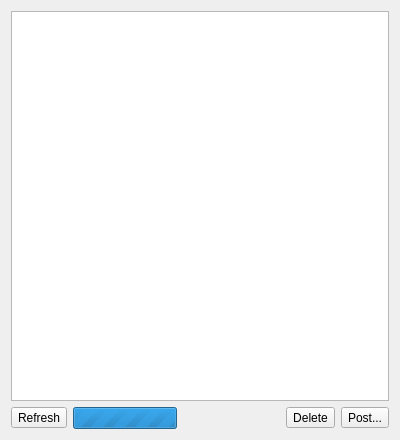
First picture: the form in qw_client/gui/WidgetNews.ui, repository pcjpnet/qwired-suite, before the edit.
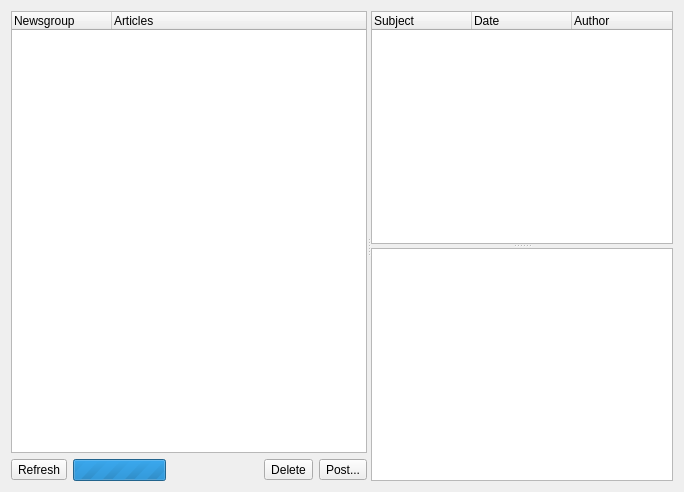
Second picture: the form after the edit.

Patch:
```diff
--- a/qw_client/gui/WidgetNews.ui
+++ b/qw_client/gui/WidgetNews.ui
@@ -5,24 +5,33 @@
    <rect>
     <x>0</x>
     <y>0</y>
-    <width>400</width>
-    <height>440</height>
+    <width>684</width>
+    <height>492</height>
    </rect>
   </property>
   <property name="windowTitle" >
    <string>News</string>
   </property>
+  <layout class="QHBoxLayout" >
+   <item>
+    <widget class="QSplitter" name="splitter_2" >
+     <property name="orientation" >
+      <enum>Qt::Horizontal</enum>
+     </property>
+     <widget class="QWidget" name="" >
   <layout class="QVBoxLayout" >
    <item>
-    <widget class="QTextEdit" name="fNews" >
-     <property name="font" >
-      <font>
-       <family>Monospace</family>
-      </font>
-     </property>
-     <property name="readOnly" >
-      <bool>true</bool>
-     </property>
+        <widget class="QTreeWidget" name="listGroups" >
+         <column>
+          <property name="text" >
+           <string>Newsgroup</string>
+          </property>
+         </column>
+         <column>
+          <property name="text" >
+           <string>Articles</string>
+          </property>
+         </column>
     </widget>
    </item>
    <item>
@@ -72,6 +81,42 @@
       </widget>
      </item>
     </layout>
+       </item>
+      </layout>
+     </widget>
+     <widget class="QSplitter" name="splitter" >
+      <property name="orientation" >
+       <enum>Qt::Vertical</enum>
+      </property>
+      <widget class="QTreeWidget" name="listArticles" >
+       <column>
+        <property name="text" >
+         <string>Subject</string>
+        </property>
+       </column>
+       <column>
+        <property name="text" >
+         <string>Date</string>
+        </property>
+       </column>
+       <column>
+        <property name="text" >
+         <string>Author</string>
+        </property>
+       </column>
+      </widget>
+      <widget class="QTextEdit" name="fNews" >
+       <property name="font" >
+        <font>
+         <family>Monospace</family>
+        </font>
+       </property>
+       <property name="readOnly" >
+        <bool>true</bool>
+       </property>
+      </widget>
+     </widget>
+    </widget>
    </item>
   </layout>
  </widget>
```
Lines whose indentation alone changed are shown as unchanged.
